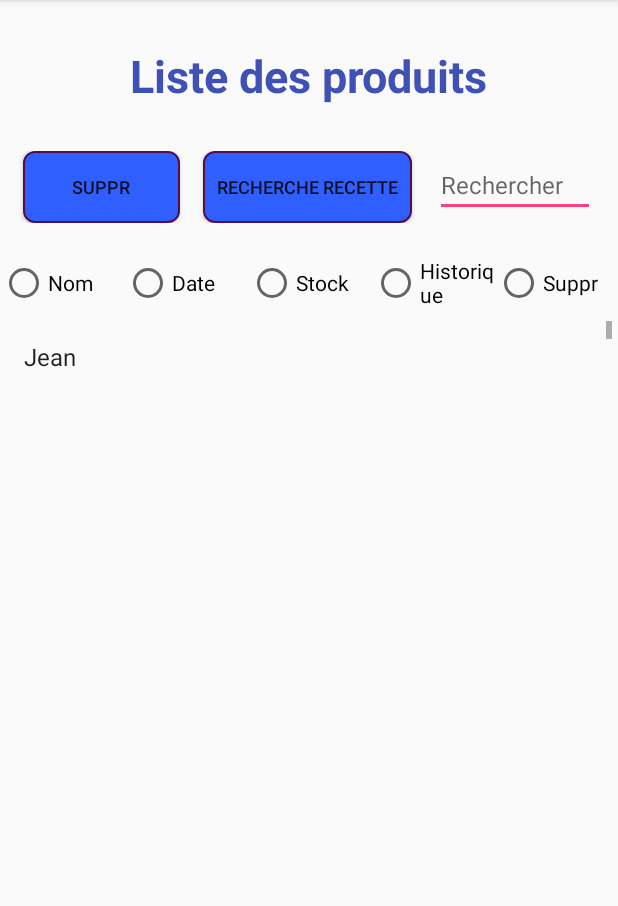
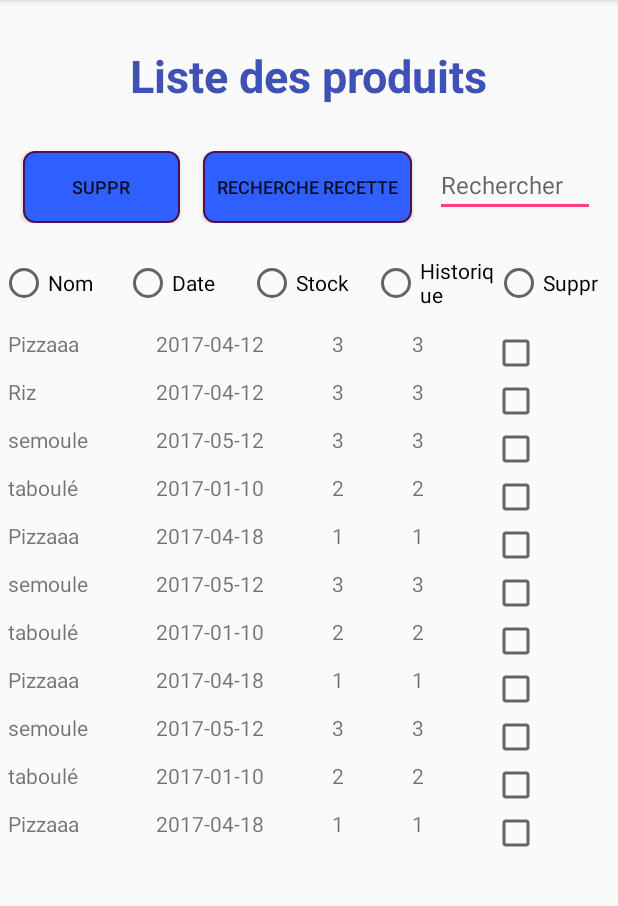
Before and after one commit to FrancoisLefevre12/Optali, an Android app: the ListeActivity screen opened directly, with no data from a screen before it, on a phone screen of 412 x 824 dp, the part 84-990 px from its top. Run offline under Robolectric (Android 15) with nearby library versions, the phone set to English and light mode, and no system bars; our stand-ins replace Volley.

Commit message:
Ajout de la méthode pour ajouter des lignes dans le tableau de l'activité ListActivity

```diff
--- a/Optalinew/app/src/main/java/com/app/optali/ListeActivity.java
+++ b/Optalinew/app/src/main/java/com/app/optali/ListeActivity.java
@@ -4,11 +4,13 @@ import android.net.Uri;
 import android.os.Bundle;
 import android.support.v7.app.AppCompatActivity;
 import android.view.View;
-import android.widget.ArrayAdapter;
 import android.widget.Button;
+import android.widget.CheckBox;
 import android.widget.EditText;
-import android.widget.ListView;
 import android.widget.RadioButton;
+import android.widget.TableLayout;
+import android.widget.TableRow;
+import android.widget.TextView;
 
 import com.android.volley.Request;
 import com.android.volley.RequestQueue;
@@ -39,12 +41,8 @@ public class ListeActivity extends AppCompatActivity implements View.OnClickList
     private RadioButton radioHisto;
     private RadioButton radioSuppr;
 
-    private ListView listView;
-    /**
-     * ATTENTION: This was auto-generated to implement the App Indexing API.
-     * See https://g.co/AppIndexing/AndroidStudio for more information.
-     */
-    String[] prenoms=new String[]{"Jean","Patrick","Pascal","Rodolphou"};
+    private TableLayout tableLayout;
+    private CheckBox[] checkBox;
 
 
     @Override
@@ -78,11 +76,24 @@ public class ListeActivity extends AppCompatActivity implements View.OnClickList
         radioSuppr = (RadioButton) findViewById(R.id.triSuppr);
         radioSuppr.setOnClickListener(this);
 
+        tableLayout = (TableLayout) findViewById(R.id.table);
+        checkBox = new CheckBox[100];
 
-        listView = (ListView) findViewById(R.id.list_ing);
-        // String à changer on doit mettre 5 string
-        ArrayAdapter<String> adapter = new ArrayAdapter<String>(ListeActivity.this, android.R.layout.simple_list_item_1,prenoms);
-        listView.setAdapter(adapter);}
+        createRow("Pizzaaa","2017-04-12","3","5",0);
+        createRow("Riz","2017-04-12","3","4",1);
+        createRow("semoule","2017-05-12","3","5",2);
+        createRow("taboulé","2017-01-10","2","7",3);
+        createRow("Pizzaaa","2017-04-18","1","5",4);
+        createRow("semoule","2017-05-12","3","4",5);
+        createRow("taboulé","2017-01-10","2","6",6);
+        createRow("Pizzaaa","2017-04-18","1","5",7);
+        createRow("semoule","2017-05-12","3","2",8);
+        createRow("taboulé","2017-01-10","2","5",9);
+        createRow("Pizzaaa","2017-04-18","1","5",10);
+
+    }
+
+
 
 /*
         // Volley prepare la requete
@@ -114,4 +125,43 @@ public class ListeActivity extends AppCompatActivity implements View.OnClickList
 
     }
 
+
+    public void createRow(String s1, String s2, String s3, String s4, int nbre){
+        // On crée une ligne avec les paramètres match_parent
+        final TableRow tableRow = new TableRow (this);
+        tableRow.setLayoutParams(new TableLayout.LayoutParams(TableLayout.LayoutParams.MATCH_PARENT, TableLayout.LayoutParams.MATCH_PARENT));
+
+        // Création d'un textView du nom
+        final TextView tProduct = new TextView(this);
+        tProduct.setText(s1);
+        tProduct.setLayoutParams(new TableRow.LayoutParams(TableLayout.LayoutParams.MATCH_PARENT, TableLayout.LayoutParams.MATCH_PARENT));
+
+        // Création d'un textView de la date
+        final TextView tDate = new TextView(this);
+        tDate.setText(s2);
+        tDate.setLayoutParams(new TableRow.LayoutParams(TableLayout.LayoutParams.MATCH_PARENT, TableLayout.LayoutParams.MATCH_PARENT));
+
+        // Création d'un textView du Stock
+        final TextView tStock= new TextView(this);
+        tStock.setText(s3);
+        tStock.setLayoutParams(new TableRow.LayoutParams(TableLayout.LayoutParams.MATCH_PARENT, TableLayout.LayoutParams.MATCH_PARENT));
+
+        // Création d'un textView de l'historique
+        final TextView tHisto= new TextView(this);
+        tHisto.setText(s3);
+        tHisto.setLayoutParams(new TableRow.LayoutParams(TableLayout.LayoutParams.MATCH_PARENT, TableLayout.LayoutParams.MATCH_PARENT));
+
+        // Création d'un Checkbox
+        checkBox[nbre]= new CheckBox(this);
+        tHisto.setLayoutParams(new TableRow.LayoutParams(TableLayout.LayoutParams.MATCH_PARENT, TableLayout.LayoutParams.MATCH_PARENT));
+
+        tableRow.addView(tProduct);
+        tableRow.addView(tDate);
+        tableRow.addView(tStock);
+        tableRow.addView(tHisto);
+        tableRow.addView(checkBox[nbre]);
+
+        tableLayout.addView(tableRow);
+    }
+
 }
--- a/Optalinew/app/src/main/res/layout/liste_alim.xml
+++ b/Optalinew/app/src/main/res/layout/liste_alim.xml
@@ -109,16 +109,29 @@
         android:layout_width="match_parent"
         android:layout_height="match_parent"
         android:layout_marginTop="5dp"
-        android:scrollbarStyle="outsideInset">
-        <ListView
-            android:id="@+id/list_ing"
+        android:scrollbarStyle="insideOverlay">
+
+        <TableLayout
+            android:id="@+id/table"
             android:layout_width="match_parent"
-            android:layout_height="match_parent">
-        </ListView>
+            android:layout_height="match_parent"
+            android:stretchColumns="*"
+            android:shrinkColumns="*"
+            android:layout_margin="5dp">
+        </TableLayout>
 
     </ScrollView>
 
+
 <!-- les textview pour bien séparer les contenus
+
+<ListView
+            android:id="@+id/list_ing"
+            android:layout_width="wrap_content"
+            android:layout_height="wrap_content">
+        </ListView>
+
+
         <TextView
             android:layout_width="match_parent"
             android:layout_height="match_parent"
```
